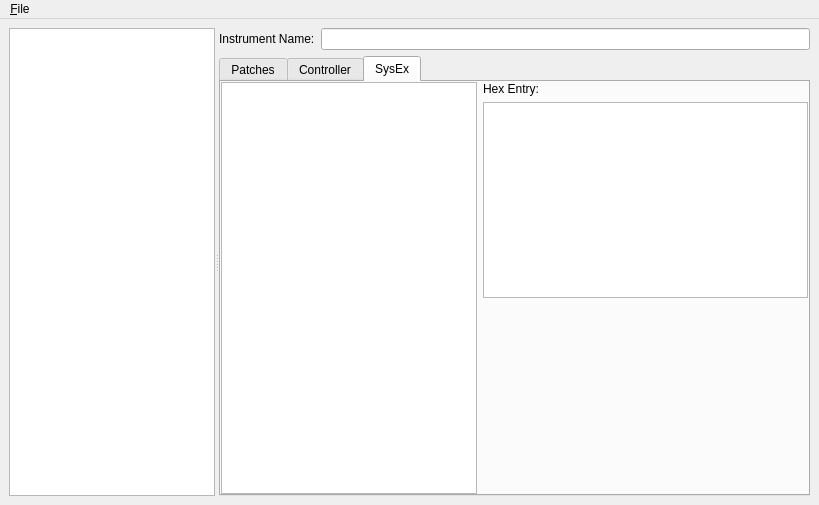
The window that muse/muse/instruments/editinstrument.ui (emrum/muse) describes before a commit, drawn with Qt 5.
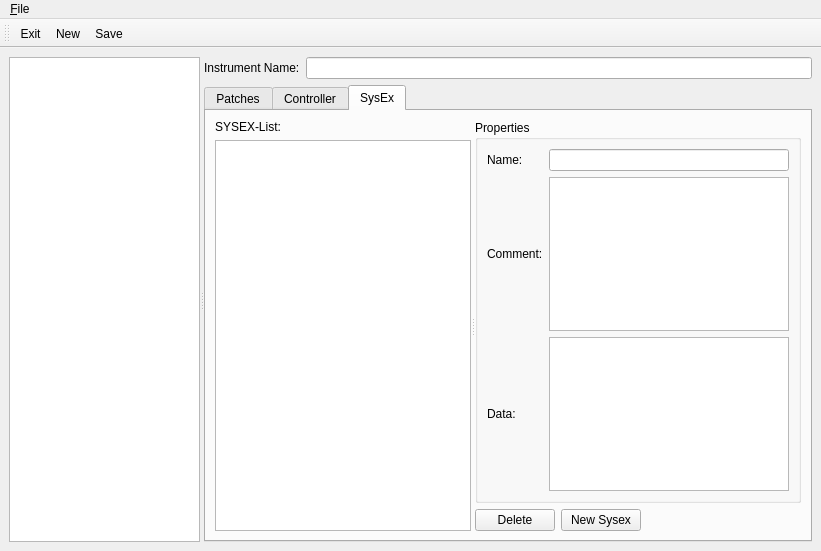
The same window after the commit. The open tabs and pages were chosen to show the change. Icons and pictures are not drawn.

The edit to the form file:
```diff
--- a/muse/muse/instruments/editinstrument.ui
+++ b/muse/muse/instruments/editinstrument.ui
@@ -5,8 +5,8 @@
    <rect>
     <x>0</x>
     <y>0</y>
-    <width>819</width>
-    <height>505</height>
+    <width>821</width>
+    <height>551</height>
    </rect>
   </property>
   <property name="windowTitle" >
@@ -21,7 +21,7 @@
      <number>6</number>
     </property>
     <item>
-     <widget class="QSplitter" name="splitter_2" >
+     <widget class="QSplitter" name="splitter_3" >
       <property name="orientation" >
        <enum>Qt::Horizontal</enum>
       </property>
@@ -57,7 +57,7 @@
         <item>
          <widget class="QTabWidget" name="tabWidget3" >
           <property name="currentIndex" >
-           <number>1</number>
+           <number>0</number>
           </property>
           <widget class="QWidget" name="tab" >
            <attribute name="title" >
@@ -111,23 +111,23 @@
                   </property>
                  </widget>
                 </item>
-                <item row="3" column="0" >
+                <item row="4" column="0" >
                  <widget class="QLabel" name="textLabel4_3" >
                   <property name="text" >
                    <string>Program:</string>
                   </property>
                  </widget>
                 </item>
-                <item row="6" column="0" colspan="3" >
+                <item row="7" column="0" colspan="3" >
                  <layout class="QHBoxLayout" >
                   <property name="margin" >
-                   <number>5</number>
+                   <number>0</number>
                   </property>
                   <property name="spacing" >
                    <number>6</number>
                   </property>
                   <item>
-                   <widget class="QToolButton" name="patchDelete" >
+                   <widget class="QToolButton" name="deletePatch" >
                     <property name="sizePolicy" >
                      <sizepolicy>
                       <hsizetype>5</hsizetype>
@@ -145,7 +145,7 @@
                    </widget>
                   </item>
                   <item>
-                   <widget class="QToolButton" name="patchNew" >
+                   <widget class="QToolButton" name="newPatch" >
                     <property name="sizePolicy" >
                      <sizepolicy>
                       <hsizetype>5</hsizetype>
@@ -163,7 +163,7 @@
                    </widget>
                   </item>
                   <item>
-                   <widget class="QToolButton" name="patchNewGroup" >
+                   <widget class="QToolButton" name="newGroup" >
                     <property name="text" >
                      <string>New Group</string>
                     </property>
@@ -185,23 +185,14 @@
                     </property>
                    </spacer>
                   </item>
-                 </layout>
-                </item>
-                <item row="2" column="2" >
-                 <spacer>
-                  <property name="orientation" >
-                   <enum>Qt::Horizontal</enum>
-                  </property>
-                  <property name="sizeType" >
-                   <enum>QSizePolicy::Expanding</enum>
-                  </property>
-                  <property name="sizeHint" >
-                   <size>
-                    <width>280</width>
-                    <height>20</height>
-                   </size>
-                  </property>
-                 </spacer>
+                  <item>
+                   <widget class="QPushButton" name="newCategory" >
+                    <property name="text" >
+                     <string>New Category</string>
+                    </property>
+                   </widget>
+                  </item>
+                 </layout>
                 </item>
                 <item row="3" column="2" >
                  <spacer>
@@ -219,7 +210,7 @@
                   </property>
                  </spacer>
                 </item>
-                <item row="1" column="2" >
+                <item row="4" column="2" >
                  <spacer>
                   <property name="orientation" >
                    <enum>Qt::Horizontal</enum>
@@ -235,7 +226,23 @@
                   </property>
                  </spacer>
                 </item>
-                <item row="2" column="1" >
+                <item row="2" column="2" >
+                 <spacer>
+                  <property name="orientation" >
+                   <enum>Qt::Horizontal</enum>
+                  </property>
+                  <property name="sizeType" >
+                   <enum>QSizePolicy::Expanding</enum>
+                  </property>
+                  <property name="sizeHint" >
+                   <size>
+                    <width>280</width>
+                    <height>20</height>
+                   </size>
+                  </property>
+                 </spacer>
+                </item>
+                <item row="3" column="1" >
                  <widget class="QSpinBox" name="spinBoxLBank" >
                   <property name="specialValueText" >
                    <string>d.c.</string>
@@ -251,21 +258,21 @@
                   </property>
                  </widget>
                 </item>
-                <item row="1" column="0" >
+                <item row="2" column="0" >
                  <widget class="QLabel" name="textLabel2_2" >
                   <property name="text" >
                    <string>High Bank:</string>
                   </property>
                  </widget>
                 </item>
-                <item row="2" column="0" >
+                <item row="3" column="0" >
                  <widget class="QLabel" name="textLabel3_2" >
                   <property name="text" >
                    <string>Low Bank:</string>
                   </property>
                  </widget>
                 </item>
-                <item row="5" column="2" >
+                <item row="6" column="2" >
                  <spacer>
                   <property name="orientation" >
                    <enum>Qt::Vertical</enum>
@@ -281,7 +288,7 @@
                   </property>
                  </spacer>
                 </item>
-                <item row="1" column="1" >
+                <item row="2" column="1" >
                  <widget class="QSpinBox" name="spinBoxHBank" >
                   <property name="specialValueText" >
                    <string>d.c.</string>
@@ -297,13 +304,13 @@
                   </property>
                  </widget>
                 </item>
-                <item row="3" column="1" >
+                <item row="4" column="1" >
                  <widget class="QSpinBox" name="spinBoxProgram" />
                 </item>
-                <item row="4" column="0" colspan="3" >
+                <item row="5" column="0" colspan="3" >
                  <layout class="QHBoxLayout" >
                   <property name="margin" >
-                   <number>6</number>
+                   <number>0</number>
                   </property>
                   <property name="spacing" >
                    <number>6</number>
@@ -338,6 +345,20 @@
                   </item>
                  </layout>
                 </item>
+                <item row="1" column="1" >
+                 <widget class="QComboBox" name="category" >
+                  <property name="editable" >
+                   <bool>true</bool>
+                  </property>
+                 </widget>
+                </item>
+                <item row="1" column="0" >
+                 <widget class="QLabel" name="label_6" >
+                  <property name="text" >
+                   <string>Category:</string>
+                  </property>
+                 </widget>
+                </item>
                </layout>
               </widget>
              </widget>
@@ -348,14 +369,27 @@
            <attribute name="title" >
             <string>Controller</string>
            </attribute>
-           <layout class="QGridLayout" >
+           <layout class="QVBoxLayout" >
             <property name="margin" >
              <number>9</number>
             </property>
             <property name="spacing" >
              <number>6</number>
             </property>
-            <item row="0" column="0" >
+            <item>
+             <widget class="QSplitter" name="splitter_2" >
+              <property name="orientation" >
+               <enum>Qt::Horizontal</enum>
+              </property>
+              <widget class="QWidget" name="layoutWidget" >
+               <layout class="QVBoxLayout" >
+                <property name="margin" >
+                 <number>0</number>
+                </property>
+                <property name="spacing" >
+                 <number>6</number>
+                </property>
+                <item>
              <widget class="QLabel" name="textLabel1" >
               <property name="sizePolicy" >
                <sizepolicy>
@@ -370,20 +404,7 @@
               </property>
              </widget>
             </item>
-            <item rowspan="2" row="0" column="1" >
-             <spacer>
-              <property name="orientation" >
-               <enum>Qt::Vertical</enum>
-              </property>
-              <property name="sizeHint" >
-               <size>
-                <width>20</width>
-                <height>111</height>
-               </size>
-              </property>
-             </spacer>
-            </item>
-            <item rowspan="2" row="1" column="0" >
+                <item>
              <widget class="QListWidget" name="listController" >
               <property name="whatsThis" >
                <string>This is a list of commonly used midi controllers.
@@ -392,7 +413,17 @@
               </property>
              </widget>
             </item>
-            <item row="2" column="1" >
+               </layout>
+              </widget>
+              <widget class="QWidget" name="layoutWidget" >
+               <layout class="QVBoxLayout" >
+                <property name="margin" >
+                 <number>0</number>
+                </property>
+                <property name="spacing" >
+                 <number>6</number>
+                </property>
+                <item>
              <widget class="QGroupBox" name="GroupBox1" >
               <property name="sizePolicy" >
                <sizepolicy>
@@ -407,7 +438,7 @@
               </property>
               <layout class="QGridLayout" >
                <property name="margin" >
-                <number>10</number>
+                    <number>9</number>
                </property>
                <property name="spacing" >
                 <number>6</number>
@@ -419,14 +450,27 @@
                  </property>
                 </widget>
                </item>
-               <item row="1" column="0" >
+                   <item row="0" column="2" >
+                    <widget class="QLineEdit" name="entryName" />
+                   </item>
+                   <item row="1" column="0" colspan="2" >
+                    <widget class="QLabel" name="label_2" >
+                     <property name="text" >
+                      <string>Comment</string>
+                     </property>
+                    </widget>
+                   </item>
+                   <item row="1" column="2" >
+                    <widget class="QTextEdit" name="textEdit" />
+                   </item>
+                   <item row="2" column="0" >
                 <widget class="QLabel" name="TextLabel2_4" >
                  <property name="text" >
                   <string>Type</string>
                  </property>
                 </widget>
                </item>
-               <item row="1" column="1" >
+                   <item row="2" column="1" colspan="2" >
                 <layout class="QHBoxLayout" >
                  <property name="margin" >
                   <number>2</number>
@@ -532,17 +576,14 @@
                  </item>
                 </layout>
                </item>
-               <item row="0" column="1" >
-                <widget class="QLineEdit" name="entryName" />
-               </item>
-               <item row="2" column="0" >
+                   <item row="3" column="0" >
                 <widget class="QLabel" name="textLabel4_2" >
                  <property name="text" >
                   <string>Range</string>
                  </property>
                 </widget>
                </item>
-               <item row="2" column="1" >
+                   <item row="3" column="1" colspan="2" >
                 <layout class="QHBoxLayout" >
                  <property name="margin" >
                   <number>0</number>
@@ -605,7 +646,55 @@
                  </item>
                 </layout>
                </item>
-              </layout>
+                   <item row="4" column="0" colspan="3" >
+                    <widget class="QCheckBox" name="moveWithPart" >
+                     <property name="text" >
+                      <string>Move Controller Values with Part</string>
+                     </property>
+                    </widget>
+                   </item>
+                  </layout>
+                 </widget>
+                </item>
+                <item>
+                 <layout class="QHBoxLayout" >
+                  <property name="margin" >
+                   <number>0</number>
+                  </property>
+                  <property name="spacing" >
+                   <number>6</number>
+                  </property>
+                  <item>
+                   <widget class="QPushButton" name="deleteController" >
+                    <property name="text" >
+                     <string>Delete</string>
+                    </property>
+                   </widget>
+                  </item>
+                  <item>
+                   <widget class="QPushButton" name="newController" >
+                    <property name="text" >
+                     <string>New Controller</string>
+                    </property>
+                   </widget>
+                  </item>
+                  <item>
+                   <spacer>
+                    <property name="orientation" >
+                     <enum>Qt::Horizontal</enum>
+                    </property>
+                    <property name="sizeHint" >
+                     <size>
+                      <width>40</width>
+                      <height>20</height>
+                     </size>
+                    </property>
+                   </spacer>
+                  </item>
+                 </layout>
+                </item>
+               </layout>
+              </widget>
              </widget>
             </item>
            </layout>
@@ -614,31 +703,35 @@
            <attribute name="title" >
             <string>SysEx</string>
            </attribute>
-           <layout class="QGridLayout" >
+           <layout class="QVBoxLayout" >
             <property name="margin" >
-             <number>0</number>
+             <number>9</number>
             </property>
             <property name="spacing" >
              <number>6</number>
             </property>
-            <item row="2" column="1" >
-             <spacer>
+            <item>
+             <widget class="QSplitter" name="splitter_4" >
               <property name="orientation" >
-               <enum>Qt::Vertical</enum>
+               <enum>Qt::Horizontal</enum>
               </property>
-              <property name="sizeType" >
-               <enum>QSizePolicy::Expanding</enum>
-              </property>
-              <property name="sizeHint" >
-               <size>
-                <width>20</width>
-                <height>130</height>
-               </size>
-              </property>
-             </spacer>
-            </item>
-            <item rowspan="3" row="0" column="0" >
-             <widget class="QListWidget" name="listBox2" >
+              <widget class="QWidget" name="layoutWidget" >
+               <layout class="QVBoxLayout" >
+                <property name="margin" >
+                 <number>0</number>
+                </property>
+                <property name="spacing" >
+                 <number>6</number>
+                </property>
+                <item>
+                 <widget class="QLabel" name="label_3" >
+                  <property name="text" >
+                   <string>SYSEX-List:</string>
+                  </property>
+                 </widget>
+                </item>
+                <item>
+                 <widget class="QListWidget" name="sysexList" >
               <property name="sizePolicy" >
                <sizepolicy>
                 <hsizetype>1</hsizetype>
@@ -649,14 +742,100 @@
               </property>
              </widget>
             </item>
-            <item row="1" column="1" >
-             <widget class="QTextEdit" name="initSysEx" />
+               </layout>
+              </widget>
+              <widget class="QWidget" name="layoutWidget" >
+               <layout class="QVBoxLayout" >
+                <property name="margin" >
+                 <number>0</number>
+                </property>
+                <property name="spacing" >
+                 <number>6</number>
+                </property>
+                <item>
+                 <widget class="QGroupBox" name="groupBox" >
+                  <property name="title" >
+                   <string>Properties</string>
+                  </property>
+                  <layout class="QGridLayout" >
+                   <property name="margin" >
+                    <number>9</number>
+                   </property>
+                   <property name="spacing" >
+                    <number>6</number>
+                   </property>
+                   <item row="0" column="0" >
+                    <widget class="QLabel" name="label_4" >
+                     <property name="text" >
+                      <string>Name:</string>
+                     </property>
+                    </widget>
             </item>
             <item row="0" column="1" >
+                    <widget class="QLineEdit" name="sysexName" />
+                   </item>
+                   <item row="1" column="0" >
+                    <widget class="QLabel" name="label_5" >
+                     <property name="text" >
+                      <string>Comment:</string>
+                     </property>
+                    </widget>
+                   </item>
+                   <item row="1" column="1" >
+                    <widget class="QTextEdit" name="sysexComment" />
+                   </item>
+                   <item row="2" column="0" >
              <widget class="QLabel" name="textLabel1_2" >
               <property name="text" >
-               <string>Hex Entry:</string>
-              </property>
+                      <string>Data:</string>
+                     </property>
+                    </widget>
+                   </item>
+                   <item row="2" column="1" >
+                    <widget class="QTextEdit" name="sysexData" />
+                   </item>
+                  </layout>
+                 </widget>
+                </item>
+                <item>
+                 <layout class="QHBoxLayout" >
+                  <property name="margin" >
+                   <number>0</number>
+                  </property>
+                  <property name="spacing" >
+                   <number>6</number>
+                  </property>
+                  <item>
+                   <widget class="QPushButton" name="deleteSysex" >
+                    <property name="text" >
+                     <string>Delete</string>
+                    </property>
+                   </widget>
+                  </item>
+                  <item>
+                   <widget class="QPushButton" name="newSysex" >
+                    <property name="text" >
+                     <string>New Sysex</string>
+                    </property>
+                   </widget>
+                  </item>
+                  <item>
+                   <spacer>
+                    <property name="orientation" >
+                     <enum>Qt::Horizontal</enum>
+                    </property>
+                    <property name="sizeHint" >
+                     <size>
+                      <width>40</width>
+                      <height>20</height>
+                     </size>
+                    </property>
+                   </spacer>
+                  </item>
+                 </layout>
+                </item>
+               </layout>
+              </widget>
              </widget>
             </item>
            </layout>
@@ -674,7 +853,7 @@
     <rect>
      <x>0</x>
      <y>0</y>
-     <width>819</width>
+     <width>821</width>
      <height>32</height>
     </rect>
    </property>
@@ -687,7 +866,7 @@
       <x>434</x>
       <y>167</y>
       <width>146</width>
-      <height>166</height>
+      <height>168</height>
      </rect>
     </property>
     <property name="title" >
@@ -701,9 +880,20 @@
    </widget>
    <addaction name="fileMenu" />
   </widget>
+  <widget class="QToolBar" name="toolBar" >
+   <property name="orientation" >
+    <enum>Qt::Horizontal</enum>
+   </property>
+   <attribute name="toolBarArea" >
+    <number>4</number>
+   </attribute>
+   <addaction name="fileExitAction" />
+   <addaction name="fileNewAction" />
+   <addaction name="fileSaveAction" />
+  </widget>
   <action name="fileNewAction" >
    <property name="icon" >
-    <iconset>image0</iconset>
+    <iconset resource="../muse.qrc" >:/xpm/filenew.png</iconset>
    </property>
    <property name="text" >
     <string>&amp;New</string>
@@ -717,7 +907,7 @@
   </action>
   <action name="fileOpenAction" >
    <property name="icon" >
-    <iconset>image1</iconset>
+    <iconset resource="../muse.qrc" >:/xpm/fileopen.png</iconset>
    </property>
    <property name="text" >
     <string>&amp;Open...</string>
@@ -731,7 +921,7 @@
   </action>
   <action name="fileSaveAction" >
    <property name="icon" >
-    <iconset>image2</iconset>
+    <iconset resource="../muse.qrc" >:/xpm/filesave.png</iconset>
    </property>
    <property name="text" >
     <string>&amp;Save</string>
@@ -758,6 +948,9 @@
    </property>
   </action>
   <action name="fileExitAction" >
+   <property name="icon" >
+    <iconset resource="../muse.qrc" >:/xpm/off.svg</iconset>
+   </property>
    <property name="text" >
     <string>E&amp;xit</string>
    </property>
```
Left out of the diff: 19 changed lines with no effect on the pictures. Lines whose indentation alone changed are shown as unchanged.
